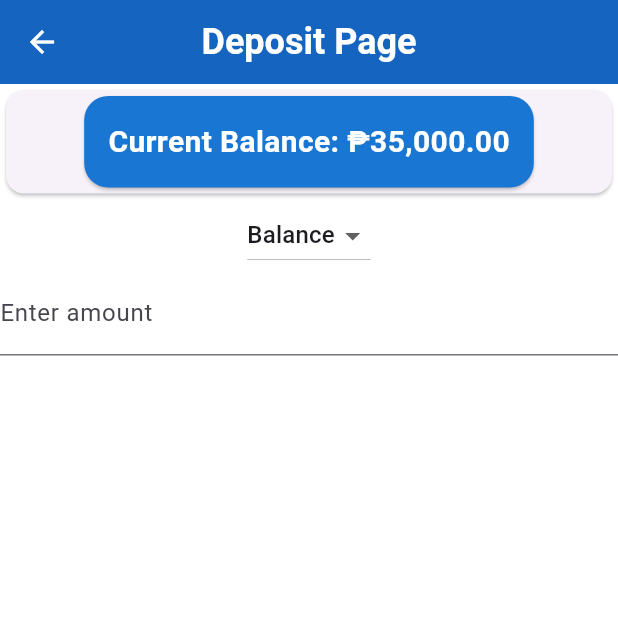
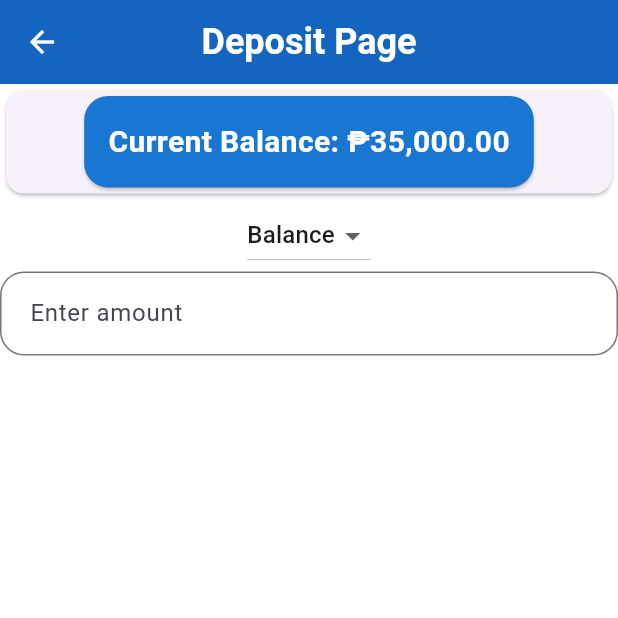
Before and after one commit to Badymits/atm-flutter-ui, a Flutter app: the DepositPage screen opened directly, on a phone screen of 412 x 824 dp, the top half of it. Run offline on Flutter 3.47's test engine with Material 3 defaults, Android fonts, the phone set to English and light mode, and no system bars.

Commit message:
added decoration to texdt field

```diff
--- a/lib/deposit.dart
+++ b/lib/deposit.dart
@@ -75,7 +75,13 @@ class _DepositPageState extends State<DepositPage>{
             TextField(
               controller: _amountController,
               keyboardType: TextInputType.number,
-              decoration: InputDecoration(labelText: "Enter amount")
+              decoration: InputDecoration(
+                labelText: "Enter amount",
+                contentPadding: const EdgeInsets.all(16.0),
+                border: OutlineInputBorder(
+                  borderRadius: BorderRadius.circular(16.0),
+                ),
+              )
             )
           ],
         )
```
